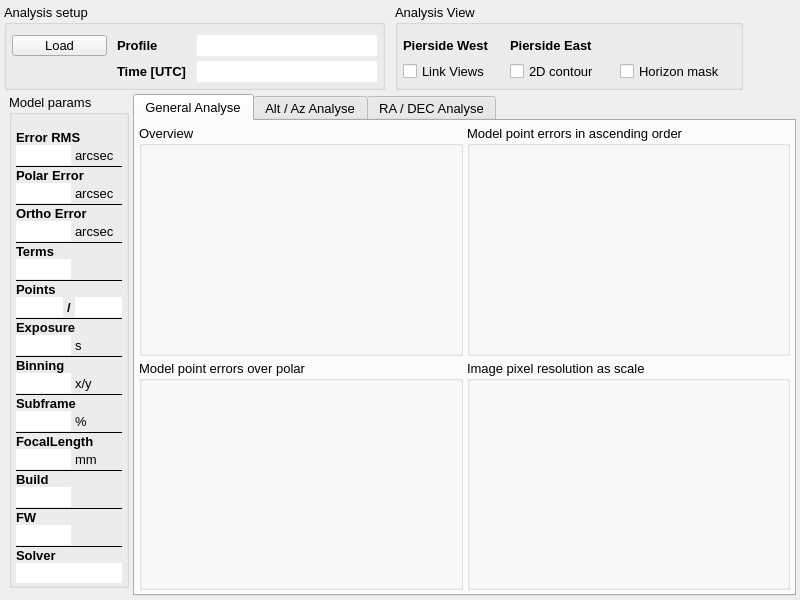
First picture: the form in src_add/widgets/analyse.ui, repository mworion/MountWizzard4, before the edit.
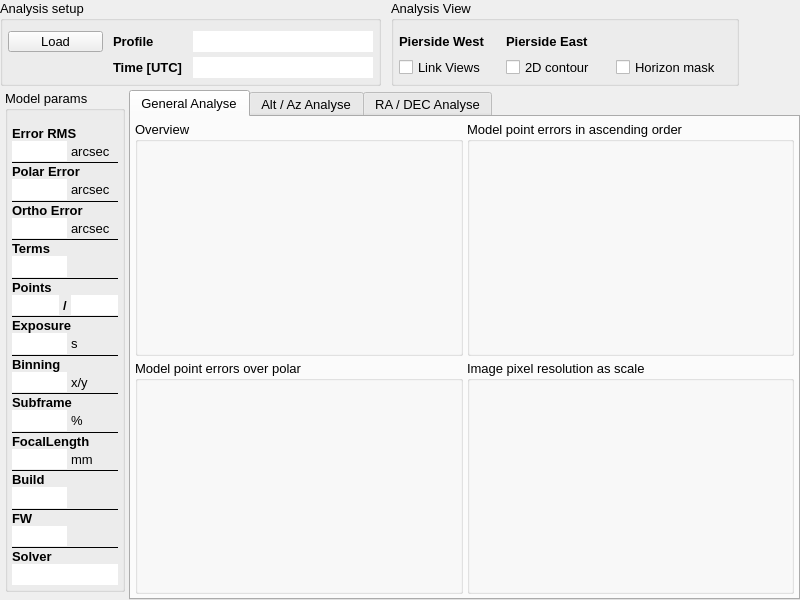
Second picture: the form after the edit. Custom widgets are drawn as their Qt base class.

```diff
--- a/src_add/widgets/analyse.ui
+++ b/src_add/widgets/analyse.ui
@@ -54,16 +54,16 @@
     <number>4</number>
    </property>
    <property name="leftMargin">
-    <number>4</number>
+    <number>0</number>
    </property>
    <property name="topMargin">
-    <number>4</number>
+    <number>0</number>
    </property>
    <property name="rightMargin">
-    <number>4</number>
+    <number>0</number>
    </property>
    <property name="bottomMargin">
-    <number>4</number>
+    <number>0</number>
    </property>
    <item>
     <layout class="QGridLayout" name="gridLayout" columnstretch="0,0,1">
```
